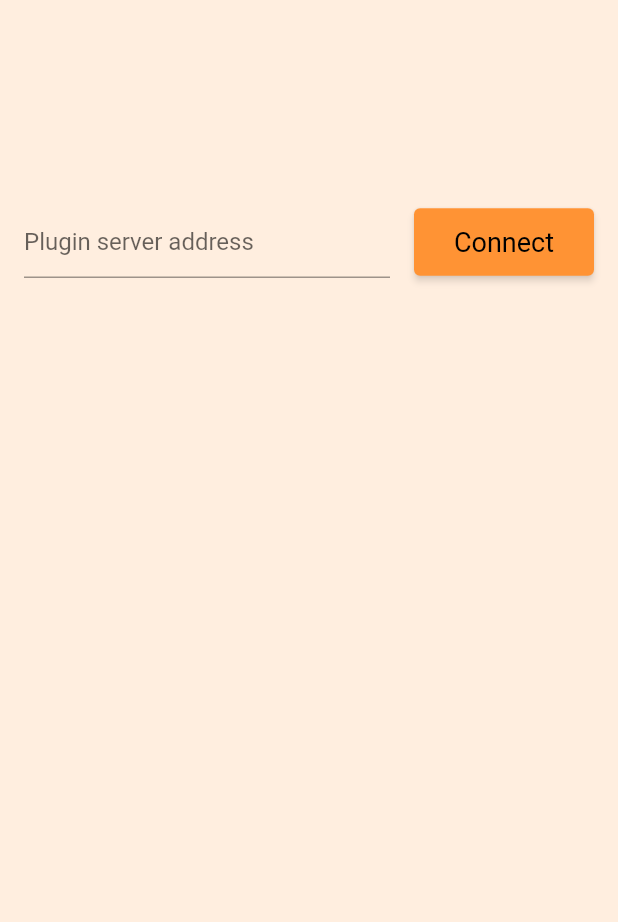
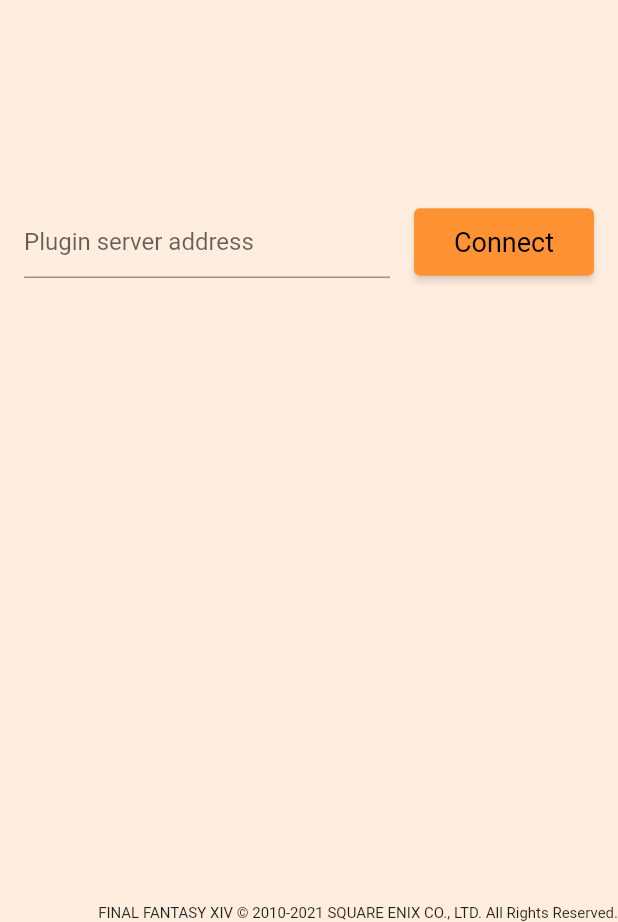
Before and after one commit to karashiiro/DutyDialer, a Flutter app: the screen it shows after launch, on a phone screen of 412 x 824 dp, the part 314-1236 px from its top. Run offline on Flutter 3.47's test engine with Material 2 defaults, Android fonts, the phone set to English and light mode, and no system bars; our stand-ins replace just_audio.

Commit message:
feat(app): add SE license information

```diff
--- a/app/lib/main.dart
+++ b/app/lib/main.dart
@@ -4,6 +4,7 @@ import 'dart:math';
 
 import 'package:duty_dialer/countdown_view.dart';
 import 'package:duty_dialer/ipc_message.dart';
+import 'package:duty_dialer/se_license.dart';
 import 'package:duty_dialer/server_address_entry_view.dart';
 import 'package:duty_dialer/web_socket_stream.dart';
 import 'package:flutter/material.dart';
@@ -54,20 +55,23 @@ class _HomePageState extends State<HomePage> {
   @override
   Widget build(BuildContext context) {
     return Scaffold(
-        body: Center(
+      body: Stack(
+        children: <Widget>[
+          SquareEnixLicenseInfo(),
+          Center(
             child: Padding(
               padding: const EdgeInsets.all(16),
               child: Column(
                 children: <Widget>[
                   Padding(
-              padding:
-                  EdgeInsets.only(top: MediaQuery.of(context).size.height / 6),
+                    padding: EdgeInsets.only(
+                        top: MediaQuery.of(context).size.height / 6),
                   ),
                   Center(
                     child: StreamBuilder(
                       stream: streamSocket.getResponse,
-                builder:
-                    (BuildContext context, AsyncSnapshot<String> snapshot) {
+                      builder: (BuildContext context,
+                          AsyncSnapshot<String> snapshot) {
                         if (!streamSocket.isConnected()) {
                           return ServerAddressEntryView(
                             streamSocket: streamSocket,
@@ -118,6 +122,9 @@ class _HomePageState extends State<HomePage> {
                 ],
               ),
             ),
-    ));
+          )
+        ],
+      ),
+    );
   }
 }
--- /dev/null
+++ b/app/lib/se_license.dart
@@ -0,0 +1,22 @@
+import 'package:flutter/material.dart';
+
+class SquareEnixLicenseInfo extends StatelessWidget {
+  const SquareEnixLicenseInfo({Key? key}) : super(key: key);
+
+  @override
+  Widget build(BuildContext context) {
+    return Container(
+      child: Align(
+        alignment: Alignment.bottomRight,
+        child: Container(
+          width: MediaQuery.of(context).size.width,
+          child: Text(
+            'FINAL FANTASY XIV © 2010-2021 SQUARE ENIX CO., LTD. All Rights Reserved.',
+            style: TextStyle(fontSize: 10),
+            textAlign: TextAlign.right,
+          ),
+        ),
+      ),
+    );
+  }
+}
```
Lines whose indentation alone changed are shown as unchanged.
